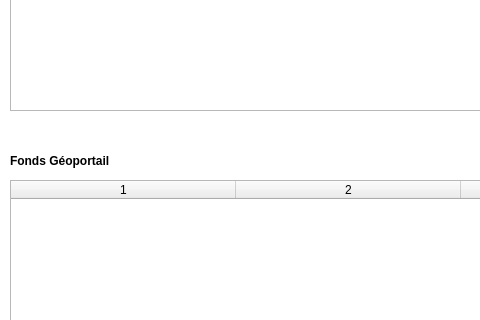
Qt form FormChargerGuichet_base.ui (IGNF/espace-collaboratif-qgis-plugin) before a commit; both pictures show x 0 to 480 and y 220 to 540 of the 751 by 707 pixel window.
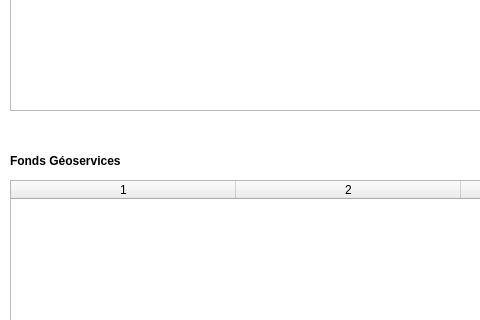
The same form after that commit.

Commit message: Fin chargement couches guichet et géoservices

```diff
--- a/FormChargerGuichet_base.ui
+++ b/FormChargerGuichet_base.ui
@@ -57,7 +57,7 @@
     <rect>
      <x>10</x>
      <y>370</y>
-     <width>131</width>
+     <width>151</width>
      <height>21</height>
     </rect>
    </property>
@@ -69,7 +69,7 @@
     </font>
    </property>
    <property name="text">
-    <string>Fonds Géoportail</string>
+    <string>Fonds Géoservices</string>
    </property>
   </widget>
   <widget class="QTableWidget" name="tableWidgetMonGuichet">
```
Left out of the diff: 22 changed lines with no effect on the pictures. The commit also changes 16 other files.
